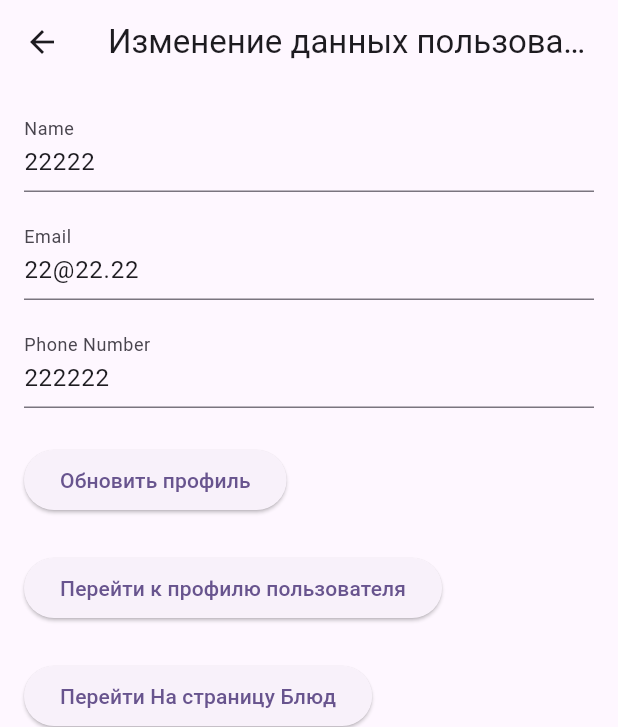
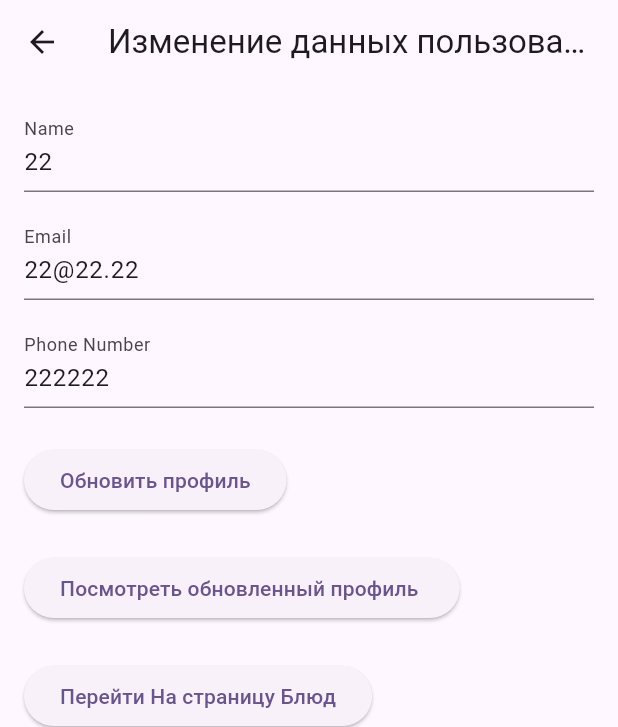
Before and after one commit to Dmitryra27/new_meal, a Flutter app: the ProfileUpdatePage screen opened directly, after a tap on "Обновить профиль", on a phone screen of 412 x 824 dp. Shown: the top 727 px of the screen. Run offline on Flutter 3.47's test engine with Material 3 defaults, Android fonts, the light colour scheme and no system bars; our stand-ins replace cloud_firestore, firebase_auth, firebase_core, firebase_remote_config, flutter_dotenv, flutter_secure_storage; accounts and stored records are empty; statements that could not run were skipped.

Commit message:
Исправлен profile_update_page и обновление страницы profile

```diff
--- a/lib/pages/plofile_page.dart
+++ b/lib/pages/plofile_page.dart
@@ -14,6 +14,8 @@ class ProfilePage extends StatefulWidget {
 
 class _ProfilePageState extends State<ProfilePage> {
   final user = FirebaseAuth.instance.currentUser;
+  //final _firestore = FirebaseFirestore.instance;
+  //DocumentReference? _userDoc;
 
   //final _formKey = GlobalKey<FormState>();
   String _name = '';
@@ -24,6 +26,7 @@ class _ProfilePageState extends State<ProfilePage> {
   void initState() {
     super.initState();
     _getUserData();
+    _listenToUserData();
   }
 
   Future<void> _getUserData() async {
@@ -32,14 +35,31 @@ class _ProfilePageState extends State<ProfilePage> {
     final doc = await docRef.get();
     if (doc.exists) {
       setState(() {
-        _name = doc.data()!['name'] ?? '555';
-        _email = doc.data()!['email'] ?? '55@55.55';
-        _phoneNumber = doc.data()!['phoneNumber'] ?? '55555';
+        _name = doc.data()!['name'];
+        _email = doc.data()!['email'];
+        _phoneNumber = doc.data()!['phoneNumber'];
       });
     } else {
       ScaffoldMessenger.of(context).showSnackBar(
           const SnackBar(content: Text('User document not found')));
     }
+  }
+
+  void _listenToUserData() {
+    //_userDoc = _firestore.collection('users').doc(user!.uid);
+    final docRef =
+    FirebaseFirestore.instance.collection('users').doc(user!.uid);
+    //if (docRef != null) {
+      docRef.snapshots().listen((snapshot) {
+        if (snapshot.exists) {
+          setState(() {
+            _name = snapshot.data()!['name'];
+            _email = snapshot.data()!['email'] ;
+            _phoneNumber = snapshot.data()!['phoneNumber'] ;
+          });
+        }
+      });
+    //}
   }
 
   @override
--- a/lib/pages/profile_update_page.dart
+++ b/lib/pages/profile_update_page.dart
@@ -2,39 +2,71 @@ import 'package:firebase_auth/firebase_auth.dart';
 import 'package:cloud_firestore/cloud_firestore.dart';
 import 'package:flutter/material.dart';
 
-import '../old_pages/profile_page_old_not_work.dart';
 import 'food_page.dart';
+import './plofile_page.dart';
+
 class ProfileUpdatePage extends StatefulWidget {
   const ProfileUpdatePage({Key? key}) : super(key: key);
+
   @override
   State<ProfileUpdatePage> createState() => _ProfileUpdatePageState();
 }
+
 class _ProfileUpdatePageState extends State<ProfileUpdatePage> {
   final user = FirebaseAuth.instance.currentUser;
   final _formKey = GlobalKey<FormState>();
-  String _name = '22222';
+  String _name = '22';
   String _email = '22@22.22';
   String _phoneNumber = '222222';
-/*
+
+  //String _name2 = '';
+  // String _email2 = '';
+  //String _phoneNumber2 = '';
   @override
   void initState() {
     super.initState();
     _getUserData();
   }
-*/
+
+  Future<void> _getUserData() async {
+    final docRef =
+        FirebaseFirestore.instance.collection('users').doc(user!.uid);
+    final doc = await docRef.get();
+    if (doc.exists) {
+      setState(() {
+        _name = doc.data()!['name'] ?? '555';
+        _email = doc.data()!['email'] ?? '55@55.55';
+        _phoneNumber = doc.data()!['phoneNumber'] ?? '55555';
+      });
+    } else {
+      ScaffoldMessenger.of(context).showSnackBar(
+          const SnackBar(content: Text('User document not found')));
+    }
+  }
+
   Future<void> _updateUserData() async {
-    try{
+    try {
       if (_formKey.currentState!.validate()) {
-        final docRef = FirebaseFirestore.instance.collection('users').doc(user!.uid);
+        _formKey.currentState?.save();
+        final docRef =
+            FirebaseFirestore.instance.collection('users').doc(user!.uid);
+        print('docRef:$docRef');
+        print('name:$_name');
+        print('email:$_email');
+        print('phoneNumber:$_phoneNumber');
         await docRef.set({
           'name': _name,
           'email': _email,
           'phoneNumber': _phoneNumber,
         });
-        ScaffoldMessenger.of(context).showSnackBar(const SnackBar(content: Text('Profile updated successfully')));
+        ScaffoldMessenger.of(context).showSnackBar(
+            const SnackBar(content: Text('Profile updated successfully')));
       }
-    }catch(e){print('Error: $e');}
+    } catch (e) {
+      print('Error: $e');
     }
+  }
+
   @override
   Widget build(BuildContext context) {
     return Scaffold(
@@ -79,7 +111,8 @@ class _ProfileUpdatePageState extends State<ProfileUpdatePage> {
                     const SizedBox(height: 16),
                     TextFormField(
                       initialValue: _phoneNumber,
-                decoration: const InputDecoration(labelText: 'Phone Number'),
+                      decoration:
+                          const InputDecoration(labelText: 'Phone Number'),
                       validator: (value) {
                         if (value == null || value.isEmpty) {
                           return 'Please enter your phone number';
@@ -100,11 +133,11 @@ class _ProfileUpdatePageState extends State<ProfileUpdatePage> {
                         Navigator.push(
                           context,
                           MaterialPageRoute(
-                  builder: (context) => const ProfilePage(), // Замените SecondPage на имя вашей целевой страницы
+                            builder: (context) => const ProfilePage(),
                           ),
                         );
                       },
-            child: const Text('Перейти к профилю пользователя'),
+                      child: const Text('Посмотреть обновленный профиль '),
                     ),
                     const SizedBox(height: 24),
                     ElevatedButton(
@@ -113,7 +146,7 @@ class _ProfileUpdatePageState extends State<ProfileUpdatePage> {
                         Navigator.push(
                           context,
                           MaterialPageRoute(
-                      builder: (context) => const FoodPage(), // Замените SecondPage на имя вашей целевой страницы
+                            builder: (context) => const FoodPage(),
                           ),
                         );
                       },
```
Lines whose indentation alone changed are shown as unchanged.
